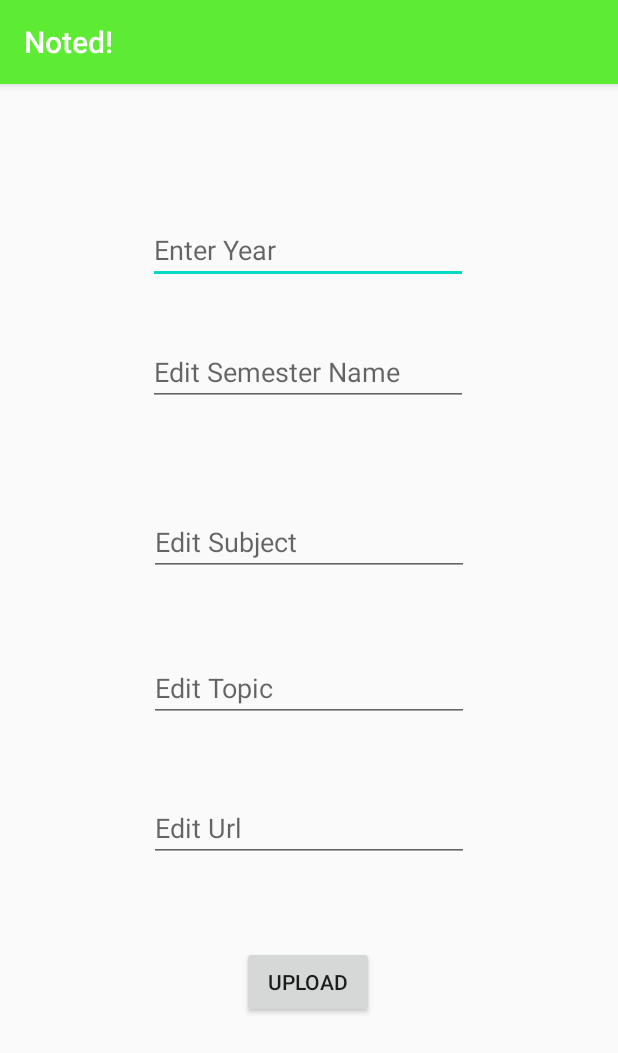
After one commit to Abhinav1281/Noted, an Android app: the AdderPage screen opened directly, with no data from a screen before it, on a phone screen of 412 x 824 dp. The commit adds this screen. Shown: the top 1053 px of the screen. Run offline under Robolectric (Android 15) with nearby library versions, the phone set to English and light mode, and no system bars; libraries missing offline, so code that uses them is left out: com.parse.

Commit message:
Added online features for 1st year

```diff
--- a/app/src/main/AndroidManifest.xml
+++ b/app/src/main/AndroidManifest.xml
@@ -13,7 +13,8 @@
         android:roundIcon="@mipmap/ic_launcher_round"
         android:supportsRtl="true"
         android:theme="@style/AppTheme">
-        <activity android:name=".TopicDisplayer"></activity>
+        <activity android:name=".AdderPage"></activity>
+        <activity android:name=".TopicDisplayer" />
         <activity
             android:name=".Login"
             android:noHistory="true" />
--- /dev/null
+++ b/app/src/main/java/com/example/noted/AdderPage.java
@@ -0,0 +1,55 @@
+package com.example.noted;
+
+import androidx.appcompat.app.AppCompatActivity;
+
+import android.content.SharedPreferences;
+import android.os.Bundle;
+import android.view.View;
+import android.widget.Button;
+import android.widget.EditText;
+import android.widget.Toast;
+
+import com.parse.ParseException;
+import com.parse.ParseObject;
+import com.parse.SaveCallback;
+
+public class AdderPage extends AppCompatActivity {
+    EditText year,sem,subject,topic,url;
+    Button upload;
+    @Override
+    protected void onCreate(Bundle savedInstanceState) {
+        super.onCreate(savedInstanceState);
+        setContentView(R.layout.activity_adder_page);
+        year=findViewById(R.id.editYear);
+        sem=findViewById(R.id.editSem);
+        subject=findViewById(R.id.editSubject);
+        topic=findViewById(R.id.editTopic);
+        url=findViewById(R.id.editURL);
+        upload=findViewById(R.id.upload);
+        upload.setOnClickListener(new View.OnClickListener() {
+            @Override
+            public void onClick(View v) {
+                ParseObject urlAdder = new ParseObject("URL");
+// Store an object
+                urlAdder.put("Year", year.getText().toString());
+                urlAdder.put("Sem", sem.getText().toString());
+                urlAdder.put("Subject", subject.getText().toString());
+                urlAdder.put("Topic",topic.getText().toString());
+                urlAdder.put("URL",url.getText().toString());
+// Saving object
+                urlAdder.saveInBackground(new SaveCallback() {
+                    @Override
+                    public void done(ParseException e) {
+                        if (e == null) {
+                            // Success
+                            Toast.makeText(AdderPage.this,"SAVED SUCCESSFULLY",Toast.LENGTH_SHORT).show();
+                        } else {
+                            // Error
+                            e.printStackTrace();
+                        }
+                    }
+                });
+            }
+        });
+    }
+}
--- a/app/src/main/java/com/example/noted/DataClass.java
+++ b/app/src/main/java/com/example/noted/DataClass.java
@@ -66,6 +66,7 @@ public class DataClass {
                 break;
             case "ECO":
                 Topics.add("ECONOMICS Complete");
+                break;
         }
         return Topics;
     }
--- /dev/null
+++ b/app/src/main/res/layout/activity_adder_page.xml
@@ -0,0 +1,88 @@
+<?xml version="1.0" encoding="utf-8"?>
+<androidx.constraintlayout.widget.ConstraintLayout xmlns:android="http://schemas.android.com/apk/res/android"
+    xmlns:app="http://schemas.android.com/apk/res-auto"
+    xmlns:tools="http://schemas.android.com/tools"
+    android:layout_width="match_parent"
+    android:layout_height="match_parent"
+    tools:context=".AdderPage">
+
+    <EditText
+        android:id="@+id/editYear"
+        android:layout_width="wrap_content"
+        android:layout_height="wrap_content"
+        android:layout_marginTop="88dp"
+        android:ems="10"
+        android:inputType="textPersonName"
+        android:hint="Enter Year"
+        android:textAllCaps="true"
+        app:layout_constraintEnd_toEndOf="parent"
+        app:layout_constraintHorizontal_bias="0.497"
+        app:layout_constraintStart_toStartOf="parent"
+        app:layout_constraintTop_toTopOf="parent" />
+
+    <EditText
+        android:id="@+id/editSem"
+        android:layout_width="wrap_content"
+        android:layout_height="wrap_content"
+        android:layout_marginTop="36dp"
+        android:ems="10"
+        android:textAllCaps="true"
+        android:inputType="textPersonName"
+        android:hint="Edit Semester Name"
+        app:layout_constraintEnd_toEndOf="parent"
+        app:layout_constraintHorizontal_bias="0.497"
+        app:layout_constraintStart_toStartOf="parent"
+        app:layout_constraintTop_toBottomOf="@+id/editYear" />
+
+    <EditText
+        android:id="@+id/editSubject"
+        android:layout_width="wrap_content"
+        android:layout_height="wrap_content"
+        android:layout_marginTop="68dp"
+        android:ems="10"
+        android:textAllCaps="true"
+        android:inputType="textPersonName"
+        android:hint="Edit Subject"
+        app:layout_constraintEnd_toEndOf="parent"
+        app:layout_constraintStart_toStartOf="parent"
+        app:layout_constraintTop_toBottomOf="@+id/editSem" />
+
+    <EditText
+        android:id="@+id/editTopic"
+        android:layout_width="wrap_content"
+        android:layout_height="wrap_content"
+        android:layout_marginTop="52dp"
+        android:ems="10"
+        android:inputType="textPersonName"
+        android:hint="Edit Topic"
+        android:textAllCaps="true"
+        app:layout_constraintEnd_toEndOf="parent"
+        app:layout_constraintStart_toStartOf="parent"
+        app:layout_constraintTop_toBottomOf="@+id/editSubject" />
+
+    <EditText
+        android:id="@+id/editURL"
+        android:layout_width="wrap_content"
+        android:layout_height="wrap_content"
+        android:layout_marginTop="48dp"
+        android:ems="10"
+        android:inputType="textPersonName"
+        android:hint="Edit Url"
+        app:layout_constraintEnd_toEndOf="parent"
+        app:layout_constraintStart_toStartOf="parent"
+        app:layout_constraintTop_toBottomOf="@+id/editTopic" />
+
+    <Button
+        android:id="@+id/upload"
+        android:layout_width="wrap_content"
+        android:layout_height="wrap_content"
+        android:layout_marginTop="56dp"
+        android:text="Upload"
+
+        app:layout_constraintEnd_toEndOf="parent"
+        app:layout_constraintHorizontal_bias="0.498"
+        app:layout_constraintStart_toStartOf="parent"
+        app:layout_constraintTop_toBottomOf="@+id/editURL" />
+
+
+</androidx.constraintlayout.widget.ConstraintLayout>
```
Also changed, not shown: app/src/main/java/com/example/noted/SubjectDisplayer.java (+61 -22 lines), app/src/main/java/com/example/noted/TopicDisplayer.java (+81 -24 lines), app/src/main/java/com/example/noted/YearDisplay.java (+9 -1 lines), app/src/main/res/layout/activity_year_display.xml (+11 -0 lines).
